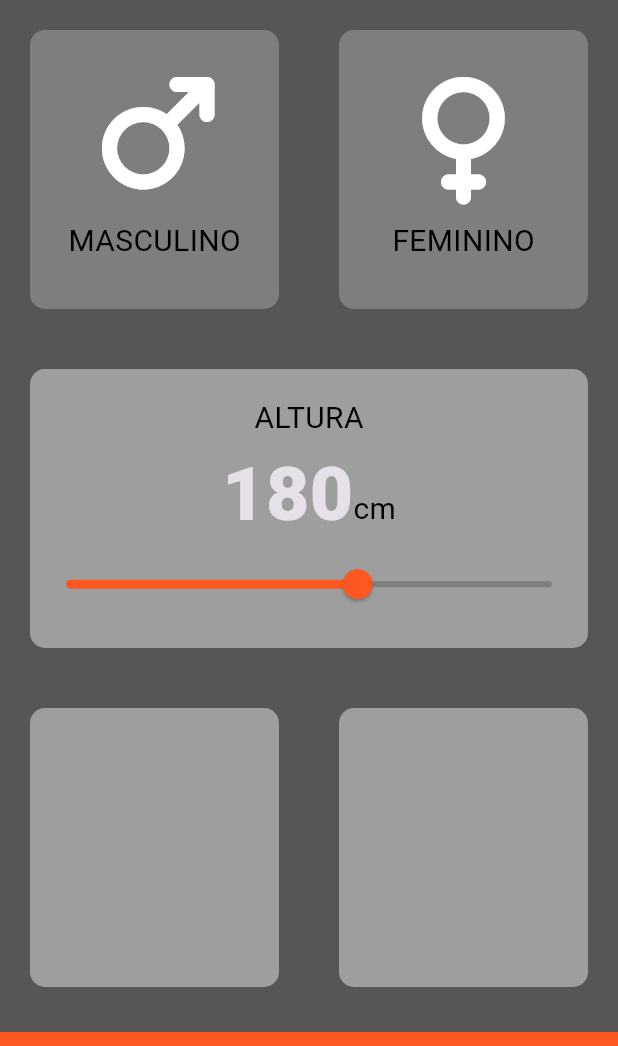
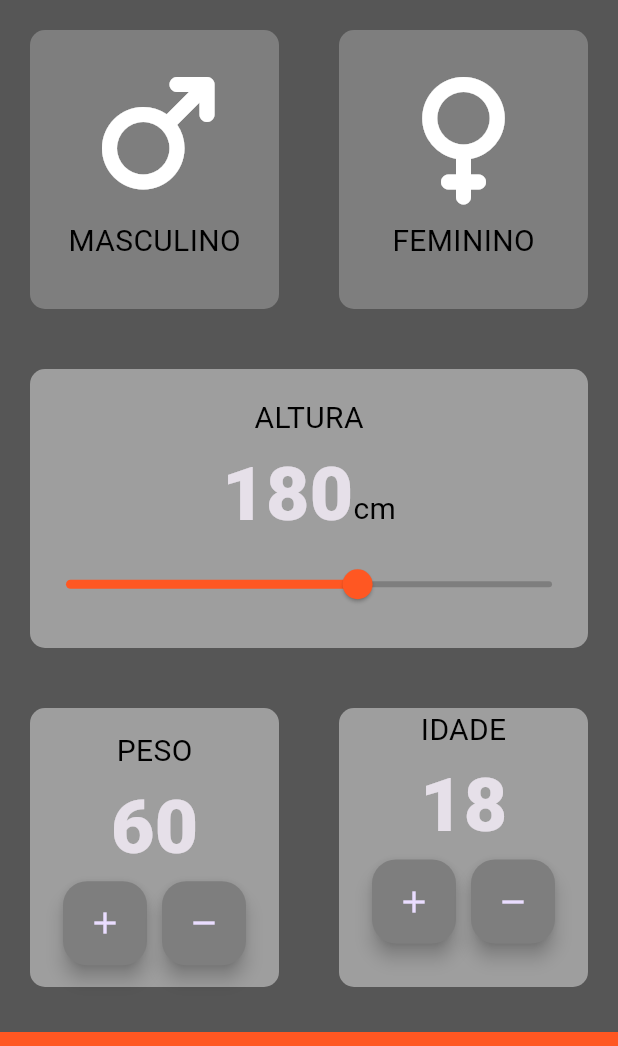
Before and after one commit to leandroalvescode/CALCULADORA-IMC, a Flutter app: the screen it shows after launch, on a phone screen of 412 x 824 dp, the part 84-1130 px from its top. Run offline on Flutter 3.47's test engine with Material 3 defaults, Android fonts, the phone set to English and light mode, and no system bars; our stand-ins replace font_awesome_flutter.

Commit message:
botoes inferior

```diff
--- a/lib/tela_principal.dart
+++ b/lib/tela_principal.dart
@@ -19,6 +19,8 @@ class _TelaPrincipalState extends State<TelaPrincipal> {
 
   Sexo? sexoSelecionado;
   int altura = 180;
+  int peso = 60;
+  int idade = 18;
 
 
 // Color corBotaoMasculino = corBotaoInativo;
@@ -129,12 +131,85 @@ class _TelaPrincipalState extends State<TelaPrincipal> {
           child: Row(children: [
             Expanded(
                 child: CartaoPadrao(
-                  cor:kCorBotaoPadrao
+                  cor:kCorBotaoPadrao,
+                  filhoCartao: Column(
+                    mainAxisAlignment: MainAxisAlignment.center,
+                    children: [
+                      Text("PESO",
+                      style: kDescricaoTextStyleTextoPreto,
+                      ),
+                      Text(peso.toString(),
+                      style: kDescricaoTextStyleTextoBranco,
+                      ),
+                      Row(
+                        mainAxisAlignment: MainAxisAlignment.center,
+                        children: [
+                          FloatingActionButton(
+                            onPressed:(){
+                            setState(() {
+                              peso++;
+                            });
+                          },
+                          child: Icon(Icons.add),
+                          backgroundColor:kCorBotaoInativo,
+                          elevation: 5.0,
+                          ),
+                          SizedBox(width:10.0),
+                          FloatingActionButton(
+                            onPressed:(){
+                            setState(() {
+                              peso--;
+                            });
+                          },
+                          child: Icon(Icons.remove),
+                          backgroundColor:kCorBotaoInativo,
+                          elevation: 5.0,
+                          ),
+                        ],
+                      ),
+                    ],
+                  ),
                 )
               ),
               Expanded(
                 child: CartaoPadrao(
-                  cor:kCorBotaoPadrao
+                  cor:kCorBotaoPadrao,
+                  filhoCartao: Column(
+                    children: [
+                      Text("IDADE",
+                      style: kDescricaoTextStyleTextoPreto,
+                      ),
+                      Text(idade.toString(),
+                      style: kDescricaoTextStyleTextoBranco,
+                      ),
+                      Row(
+                        mainAxisAlignment: MainAxisAlignment.center,
+                        children: [
+                          FloatingActionButton(
+                            onPressed:(){
+                            setState(() {
+                              idade++;
+                            });
+                          },
+                          child: Icon(Icons.add),
+                          backgroundColor:kCorBotaoInativo,
+                          elevation: 5.0,
+                          ),
+                          SizedBox(width:10.0),
+                          FloatingActionButton(
+                            onPressed:(){
+                            setState(() {
+                              idade--;
+                            });
+                          },
+                          child: Icon(Icons.remove),
+                          backgroundColor:kCorBotaoInativo,
+                          elevation: 5.0,
+                          ),
+                        ],
+                      ),
+                    ],
+                  ),
                 ),
               ),
           ],
```
